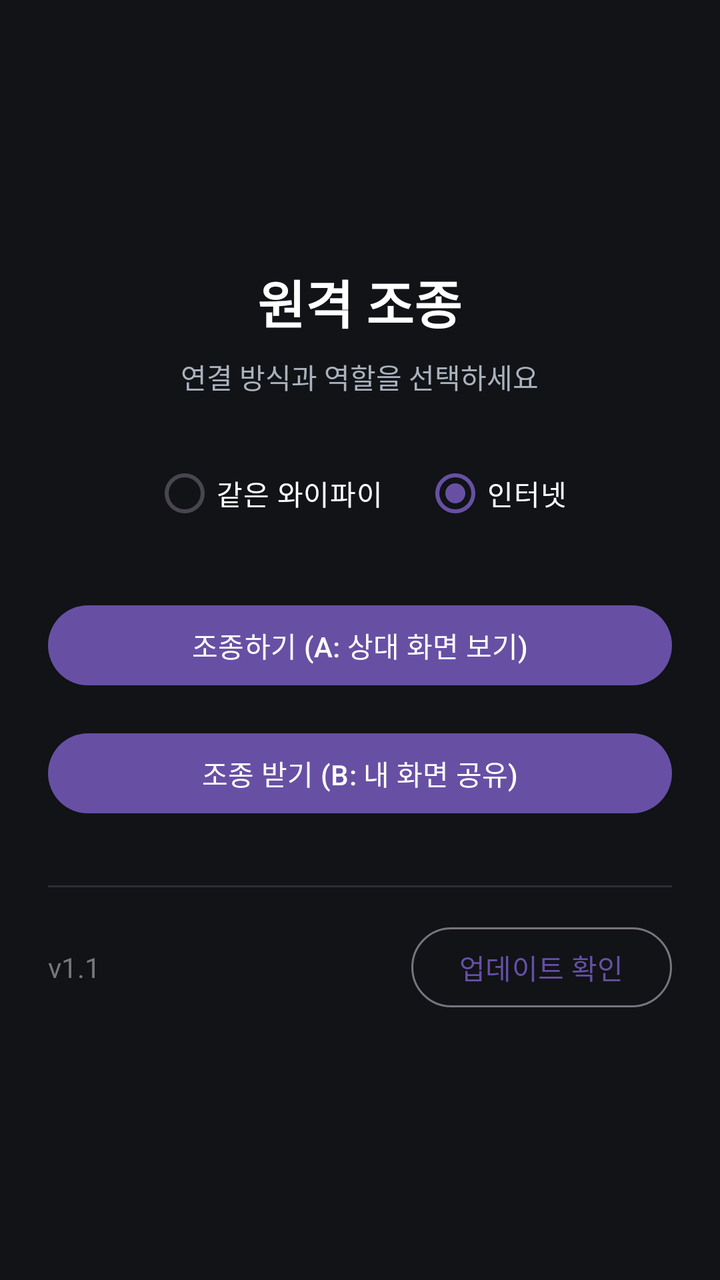
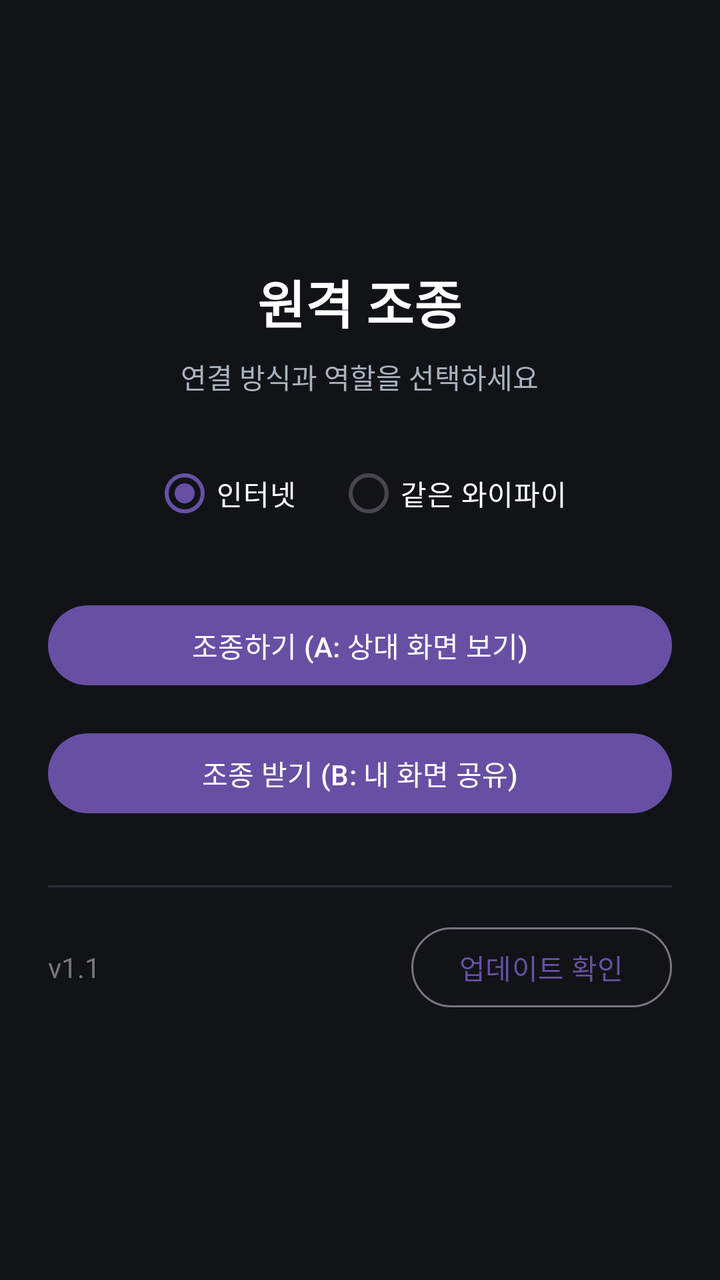

An Android layout rendered at two revisions. The XML below is the earlier revision; the diff shows what the commit changed to produce the second picture.
<!-- AndroidManifest.xml: application theme Theme.Material3.DayNight.NoActionBar -->
<!-- res/layout/activity_main.xml -->
<?xml version="1.0" encoding="utf-8"?>
<LinearLayout xmlns:android="http://schemas.android.com/apk/res/android"
    android:layout_width="match_parent"
    android:layout_height="match_parent"
    android:orientation="vertical"
    android:gravity="center"
    android:padding="24dp"
    android:background="#111317">

    <TextView
        android:layout_width="wrap_content"
        android:layout_height="wrap_content"
        android:text="원격 조종"
        android:textColor="#FFFFFF"
        android:textSize="26sp"
        android:textStyle="bold"
        android:layout_marginBottom="8dp" />

    <TextView
        android:layout_width="wrap_content"
        android:layout_height="wrap_content"
        android:text="연결 방식과 역할을 선택하세요"
        android:textColor="#AAB2BD"
        android:layout_marginBottom="24dp" />

    <RadioGroup
        android:id="@+id/radioMode"
        android:layout_width="wrap_content"
        android:layout_height="wrap_content"
        android:orientation="horizontal"
        android:layout_marginBottom="28dp">
        <RadioButton
            android:id="@+id/radioWifi"
            android:layout_width="wrap_content"
            android:layout_height="wrap_content"
            android:text="같은 와이파이"
            android:textColor="#FFFFFF"
            android:buttonTint="#4FC3F7"
            android:layout_marginEnd="20dp" />
        <RadioButton
            android:id="@+id/radioInternet"
            android:layout_width="wrap_content"
            android:layout_height="wrap_content"
            android:text="인터넷"
            android:textColor="#FFFFFF"
            android:checked="true"
            android:buttonTint="#4FC3F7" />
    </RadioGroup>

    <Button
        android:id="@+id/btnController"
        android:layout_width="match_parent"
        android:layout_height="wrap_content"
        android:text="조종하기 (A: 상대 화면 보기)"
        android:layout_marginBottom="16dp" />

    <Button
        android:id="@+id/btnControlled"
        android:layout_width="match_parent"
        android:layout_height="wrap_content"
        android:text="조종 받기 (B: 내 화면 공유)" />

    <Button
        android:id="@+id/btnQuickConnect"
        android:layout_width="match_parent"
        android:layout_height="wrap_content"
        android:layout_marginTop="20dp"
        android:paddingVertical="14dp"
        android:text="⚡ 최근 연결로 바로 연결"
        android:textStyle="bold"
        android:visibility="gone"
        android:backgroundTint="#4FC3F7"
        android:textColor="#0B0D10" />

    <View
        android:layout_width="match_parent"
        android:layout_height="1dp"
        android:background="#2A2E37"
        android:layout_marginTop="32dp"
        android:layout_marginBottom="16dp" />

    <LinearLayout
        android:layout_width="match_parent"
        android:layout_height="wrap_content"
        android:orientation="horizontal"
        android:gravity="center_vertical">

        <TextView
            android:id="@+id/txtVersion"
            android:layout_width="0dp"
            android:layout_height="wrap_content"
            android:layout_weight="1"
            android:text="v1.1"
            android:textColor="#777" />

        <Button
            android:id="@+id/btnUpdate"
            style="?attr/materialButtonOutlinedStyle"
            android:layout_width="wrap_content"
            android:layout_height="wrap_content"
            android:text="업데이트 확인" />
    </LinearLayout>

</LinearLayout>
<!-- resources referenced by this layout -->
<resources>

</resources>

<!-- the commit's change to res/layout/activity_main.xml (unified diff, before → after) -->
@@ -30,20 +30,20 @@
         android:orientation="horizontal"
         android:layout_marginBottom="28dp">
         <RadioButton
-            android:id="@+id/radioWifi"
-            android:layout_width="wrap_content"
-            android:layout_height="wrap_content"
-            android:text="같은 와이파이"
-            android:textColor="#FFFFFF"
-            android:buttonTint="#4FC3F7"
-            android:layout_marginEnd="20dp" />
-        <RadioButton
             android:id="@+id/radioInternet"
             android:layout_width="wrap_content"
             android:layout_height="wrap_content"
             android:text="인터넷"
             android:textColor="#FFFFFF"
             android:checked="true"
+            android:buttonTint="#4FC3F7"
+            android:layout_marginEnd="20dp" />
+        <RadioButton
+            android:id="@+id/radioWifi"
+            android:layout_width="wrap_content"
+            android:layout_height="wrap_content"
+            android:text="같은 와이파이"
+            android:textColor="#FFFFFF"
             android:buttonTint="#4FC3F7" />
     </RadioGroup>
 
